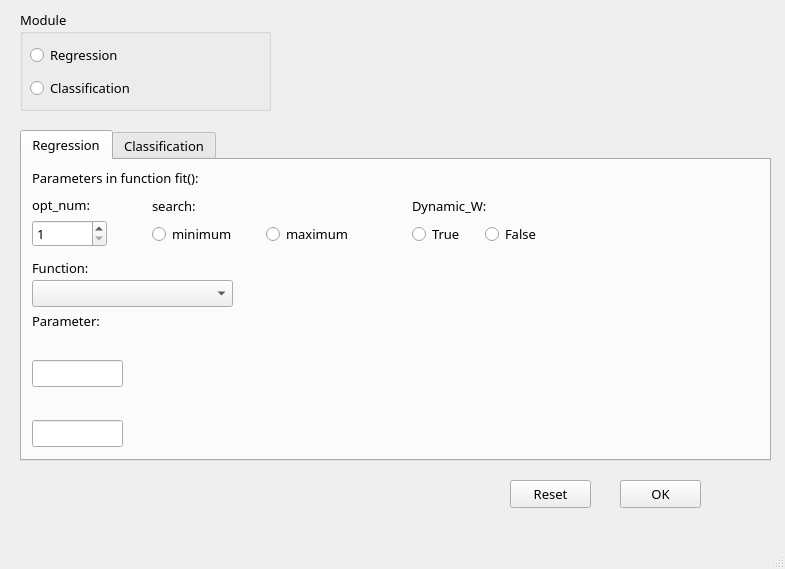
Before: the Qt Designer form parameter.ui in Bgolearn/BgoFace, drawn with Qt 5.
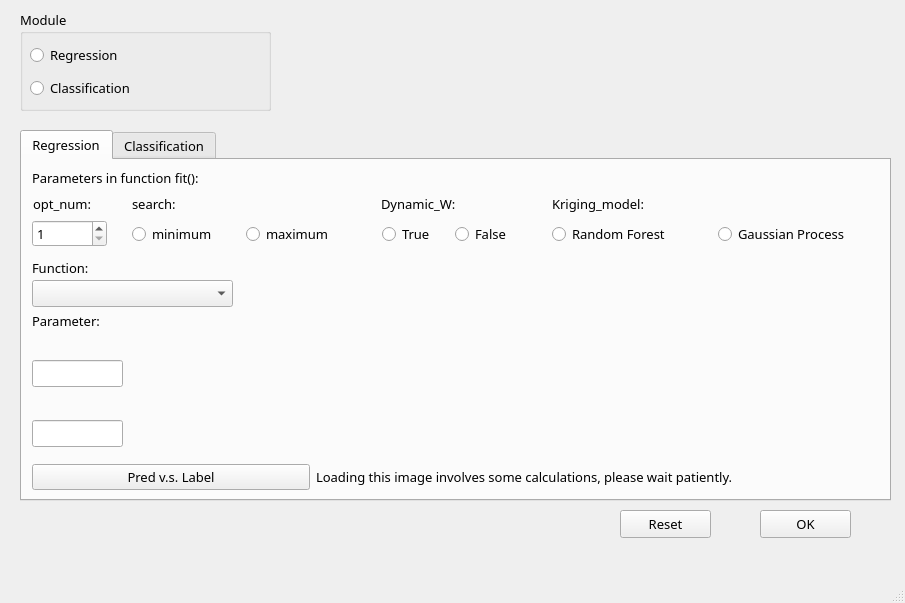
After: the same form once the commit is applied.

```diff
--- a/parameter.ui
+++ b/parameter.ui
@@ -6,8 +6,8 @@
    <rect>
     <x>0</x>
     <y>0</y>
-    <width>785</width>
-    <height>569</height>
+    <width>905</width>
+    <height>603</height>
    </rect>
   </property>
   <property name="font">
@@ -70,8 +70,8 @@
      <rect>
       <x>20</x>
       <y>130</y>
-      <width>751</width>
-      <height>331</height>
+      <width>871</width>
+      <height>371</height>
      </rect>
     </property>
     <property name="font">
@@ -247,10 +247,10 @@
      <widget class="QLabel" name="label_4">
       <property name="geometry">
        <rect>
-        <x>10</x>
-        <y>34</y>
-        <width>81</width>
-        <height>21</height>
+        <x>11</x>
+        <y>32</y>
+        <width>76</width>
+        <height>23</height>
        </rect>
       </property>
       <property name="text">
@@ -276,33 +276,20 @@
      <widget class="QLabel" name="label_5">
       <property name="geometry">
        <rect>
-        <x>130</x>
-        <y>35</y>
-        <width>91</width>
-        <height>21</height>
+        <x>110</x>
+        <y>32</y>
+        <width>56</width>
+        <height>23</height>
        </rect>
       </property>
       <property name="text">
        <string>search:</string>
       </property>
      </widget>
-     <widget class="QLabel" name="label_6">
-      <property name="geometry">
-       <rect>
-        <x>390</x>
-        <y>35</y>
-        <width>111</width>
-        <height>21</height>
-       </rect>
-      </property>
-      <property name="text">
-       <string>Dynamic_W:</string>
-      </property>
-     </widget>
      <widget class="QWidget" name="layoutWidget">
       <property name="geometry">
        <rect>
-        <x>390</x>
+        <x>360</x>
         <y>60</y>
         <width>140</width>
         <height>29</height>
@@ -328,7 +315,7 @@
      <widget class="QWidget" name="layoutWidget">
       <property name="geometry">
        <rect>
-        <x>130</x>
+        <x>110</x>
         <y>60</y>
         <width>222</width>
         <height>29</height>
@@ -351,6 +338,84 @@
        </item>
       </layout>
      </widget>
+     <widget class="QWidget" name="layoutWidget">
+      <property name="geometry">
+       <rect>
+        <x>530</x>
+        <y>60</y>
+        <width>325</width>
+        <height>29</height>
+       </rect>
+      </property>
+      <layout class="QHBoxLayout" name="horizontalLayout_3">
+       <item>
+        <widget class="QRadioButton" name="regression_Kriging_model_Random_Forest_RadioButton">
+         <property name="text">
+          <string>Random Forest</string>
+         </property>
+        </widget>
+       </item>
+       <item>
+        <widget class="QRadioButton" name="regression_Kriging_model_Gaussian_Process_RadioButton">
+         <property name="text">
+          <string>Gaussian Process</string>
+         </property>
+        </widget>
+       </item>
+      </layout>
+     </widget>
+     <widget class="QWidget" name="">
+      <property name="geometry">
+       <rect>
+        <x>10</x>
+        <y>300</y>
+        <width>701</width>
+        <height>34</height>
+       </rect>
+      </property>
+      <layout class="QHBoxLayout" name="horizontalLayout_6">
+       <item>
+        <widget class="QPushButton" name="showRegressionContrastButton">
+         <property name="text">
+          <string>Pred v.s. Label</string>
+         </property>
+        </widget>
+       </item>
+       <item>
+        <widget class="QLabel" name="label_10">
+         <property name="text">
+          <string>Loading this image involves some calculations, please wait patiently.</string>
+         </property>
+        </widget>
+       </item>
+      </layout>
+     </widget>
+     <widget class="QLabel" name="label_6">
+      <property name="geometry">
+       <rect>
+        <x>359</x>
+        <y>32</y>
+        <width>100</width>
+        <height>23</height>
+       </rect>
+      </property>
+      <property name="text">
+       <string>Dynamic_W:</string>
+      </property>
+     </widget>
+     <widget class="QLabel" name="label_12">
+      <property name="geometry">
+       <rect>
+        <x>530</x>
+        <y>32</y>
+        <width>124</width>
+        <height>23</height>
+       </rect>
+      </property>
+      <property name="text">
+       <string>Kriging_model:</string>
+      </property>
+     </widget>
     </widget>
     <widget class="QWidget" name="tab_2">
      <attribute name="title">
@@ -421,19 +486,6 @@
        <number>100000</number>
       </property>
      </widget>
-     <widget class="QLabel" name="label_10">
-      <property name="geometry">
-       <rect>
-        <x>320</x>
-        <y>35</y>
-        <width>91</width>
-        <height>21</height>
-       </rect>
-      </property>
-      <property name="text">
-       <string>search:</string>
-      </property>
-     </widget>
      <widget class="QLabel" name="label_11">
       <property name="geometry">
        <rect>
@@ -527,9 +579,9 @@
    <widget class="QPushButton" name="setParametersButton">
     <property name="geometry">
      <rect>
-      <x>620</x>
-      <y>480</y>
-      <width>81</width>
+      <x>760</x>
+      <y>510</y>
+      <width>91</width>
       <height>28</height>
      </rect>
     </property>
@@ -546,9 +598,9 @@
    <widget class="QPushButton" name="resetParametersButton">
     <property name="geometry">
      <rect>
-      <x>510</x>
-      <y>480</y>
-      <width>81</width>
+      <x>620</x>
+      <y>510</y>
+      <width>91</width>
       <height>28</height>
      </rect>
     </property>
```
Left out of the diff: 36 changed lines with no effect on the pictures.
